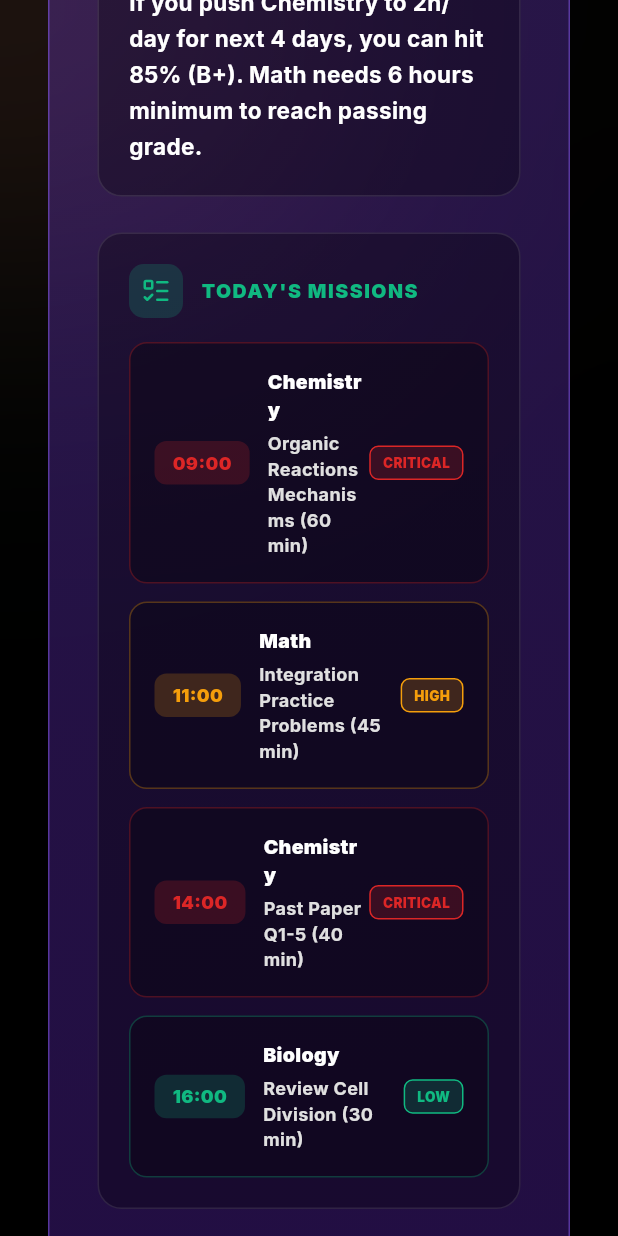
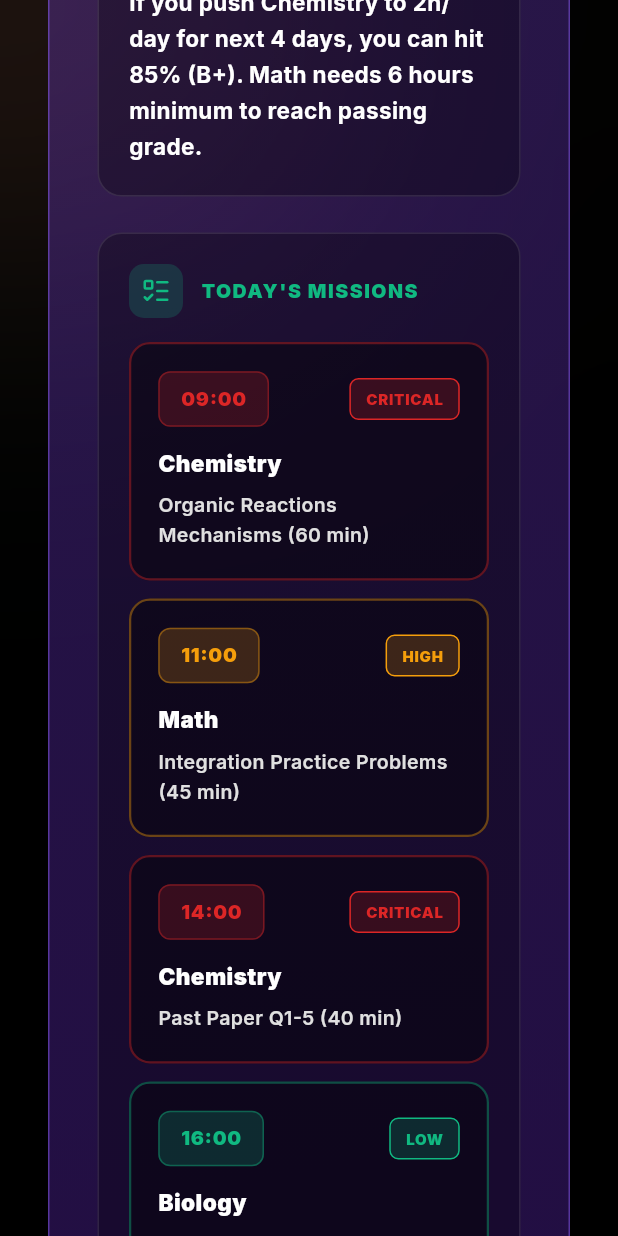
Before and after one commit to stossthegreat/cerabellumos, a Flutter app: the TeacherTab screen opened directly, scrolled down 1152 dp, on a phone screen of 412 x 824 dp. Run offline on Flutter 3.47's test engine with Material 3 defaults, Android fonts, the phone set to English and light mode, and no system bars; our stand-ins replace flutter_animate, google_fonts, lucide_icons, shared_preferences; accounts and stored records are empty.

Commit message:
✨ UI FIX: Redesign Today's Missions cards as clear rectangles
BEFORE:
- Horizontal layout (time + task + priority in one row)
- Text squished like a tube
- Hard to read

AFTER:
- Vertical/stacked layout
- Top row: Time badge (left) + Priority badge (right)
- Middle: Subject name (clear, bold)
- Bottom: Task description (2 lines max, ellipsis)
- Larger padding, clearer borders
- Full-width rectangle cards

Much cleaner and easier to scan!

```diff
--- a/lib/tabs/teacher_tab.dart
+++ b/lib/tabs/teacher_tab.dart
@@ -429,63 +429,48 @@ class TeacherTab extends StatelessWidget {
               return Padding(
                 padding: EdgeInsets.only(bottom: index < missions.length - 1 ? 12 : 0),
                 child: Container(
-                  padding: const EdgeInsets.all(16),
+                  width: double.infinity,
+                  padding: const EdgeInsets.all(18),
                   decoration: BoxDecoration(
-                    color: Colors.black.withOpacity(0.3),
-                    borderRadius: BorderRadius.circular(12),
+                    color: Colors.black.withOpacity(0.4),
+                    borderRadius: BorderRadius.circular(14),
                     border: Border.all(
-                      color: priorityColor.withOpacity(0.3),
+                      color: priorityColor.withOpacity(0.4),
+                      width: 1.5,
                     ),
                   ),
-                  child: Row(
+                  child: Column(
+                    crossAxisAlignment: CrossAxisAlignment.start,
                     children: [
-                      // Time
+                      // Top row: Time + Priority
+                      Row(
+                        mainAxisAlignment: MainAxisAlignment.spaceBetween,
+                        children: [
+                          // Time badge
                           Container(
-                        padding: const EdgeInsets.symmetric(horizontal: 12, vertical: 6),
+                            padding: const EdgeInsets.symmetric(horizontal: 14, vertical: 8),
                             decoration: BoxDecoration(
                               color: priorityColor.withOpacity(0.2),
                               borderRadius: BorderRadius.circular(8),
+                              border: Border.all(
+                                color: priorityColor.withOpacity(0.4),
+                                width: 1,
+                              ),
                             ),
                             child: Text(
                               mission['time']!,
                               style: TextStyle(
-                            fontSize: 12,
+                                fontSize: 13,
                                 fontWeight: FontWeight.w900,
                                 color: priorityColor,
+                                letterSpacing: 0.5,
                               ),
-                        ),
-                      ),
-                      const SizedBox(width: 12),
-
-                      // Task details
-                      Expanded(
-                        child: Column(
-                          crossAxisAlignment: CrossAxisAlignment.start,
-                          children: [
-                            Text(
-                              mission['subject']!,
-                              style: const TextStyle(
-                                fontSize: 13,
-                                fontWeight: FontWeight.w900,
-                                color: Colors.white,
-                              ),
-                            ),
-                            const SizedBox(height: 4),
-                            Text(
-                              mission['task']!,
-                              style: TextStyle(
-                                fontSize: 12,
-                                fontWeight: FontWeight.w700,
-                                color: Colors.grey.shade300,
-                              ),
-                            ),
-                          ],
                             ),
                           ),
 
                           // Priority badge
                           Container(
-                        padding: const EdgeInsets.symmetric(horizontal: 8, vertical: 4),
+                            padding: const EdgeInsets.symmetric(horizontal: 10, vertical: 6),
                             decoration: BoxDecoration(
                               color: priorityColor.withOpacity(0.2),
                               borderRadius: BorderRadius.circular(6),
@@ -497,11 +482,42 @@ class TeacherTab extends StatelessWidget {
                             child: Text(
                               mission['priority']!,
                               style: TextStyle(
-                            fontSize: 9,
+                                fontSize: 10,
                                 fontWeight: FontWeight.w900,
                                 color: priorityColor,
+                                letterSpacing: 0.5,
                               ),
                             ),
+                          ),
+                        ],
+                      ),
+
+                      const SizedBox(height: 14),
+
+                      // Subject
+                      Text(
+                        mission['subject']!,
+                        style: const TextStyle(
+                          fontSize: 15,
+                          fontWeight: FontWeight.w900,
+                          color: Colors.white,
+                          letterSpacing: 0.3,
+                        ),
+                      ),
+
+                      const SizedBox(height: 8),
+
+                      // Task description
+                      Text(
+                        mission['task']!,
+                        style: TextStyle(
+                          fontSize: 13,
+                          fontWeight: FontWeight.w600,
+                          color: Colors.grey.shade300,
+                          height: 1.5,
+                        ),
+                        maxLines: 2,
+                        overflow: TextOverflow.ellipsis,
                       ),
                     ],
                   ),
```
Lines whose indentation alone changed are shown as unchanged.
